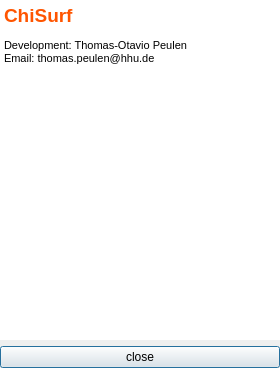
The window that chisurf/about.ui (Fluorescence-Tools/chisurf) describes before a commit, drawn with Qt 5.
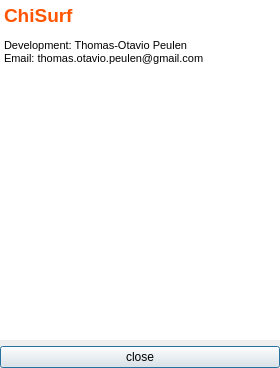
The same window after the commit. Icons and pictures are not drawn.

What changed in the file:
```diff
--- a/chisurf/about.ui
+++ b/chisurf/about.ui
@@ -99,7 +99,7 @@
 &lt;/style&gt;&lt;/head&gt;&lt;body style=&quot; font-family:'.SF NS Text'; font-size:13pt; font-weight:400; font-style:normal;&quot;&gt;
 &lt;p style=&quot; margin-top:12px; margin-bottom:12px; margin-left:0px; margin-right:0px; -qt-block-indent:0; text-indent:0px;&quot;&gt;&lt;span style=&quot; font-family:'Arial'; font-size:14pt; font-weight:600; color:#ff5500;&quot;&gt;ChiSurf &lt;/span&gt;&lt;/p&gt;
 &lt;p align=&quot;center&quot; style=&quot; margin-top:12px; margin-bottom:12px; margin-left:0px; margin-right:0px; -qt-block-indent:0; text-indent:0px;&quot;&gt;&lt;img src=&quot;:/icons/icons/cs_logo.png&quot; /&gt;&lt;/p&gt;
-&lt;p style=&quot; margin-top:12px; margin-bottom:12px; margin-left:0px; margin-right:0px; -qt-block-indent:0; text-indent:0px;&quot;&gt;&lt;span style=&quot; font-family:'MS Shell Dlg 2'; font-size:8pt;&quot;&gt;Development: Thomas-Otavio Peulen &lt;br /&gt;Email: thomas.peulen@hhu.de&lt;/span&gt;&lt;/p&gt;&lt;/body&gt;&lt;/html&gt;</string>
+&lt;p style=&quot; margin-top:12px; margin-bottom:12px; margin-left:0px; margin-right:0px; -qt-block-indent:0; text-indent:0px;&quot;&gt;&lt;span style=&quot; font-family:'MS Shell Dlg 2'; font-size:8pt;&quot;&gt;Development: Thomas-Otavio Peulen &lt;br /&gt;Email: thomas.otavio.peulen@gmail.com&lt;/span&gt;&lt;/p&gt;&lt;/body&gt;&lt;/html&gt;</string>
      </property>
      <property name="textInteractionFlags">
       <set>Qt::NoTextInteraction</set>
```
Left out of the diff: 2 changed lines with no effect on the pictures.
